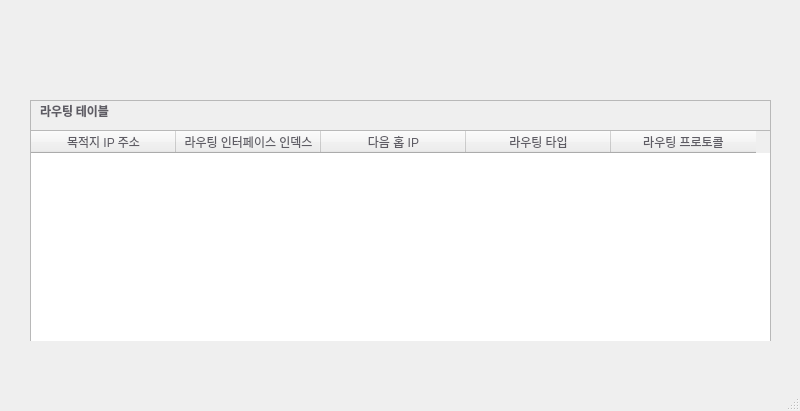
The window that routetablewindow.ui (gunwoopyo/network) describes before a commit, drawn with Qt 5.
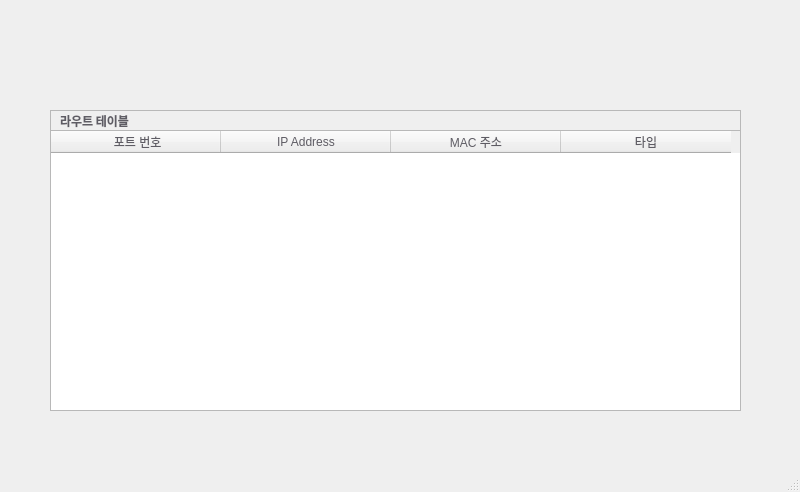
The same window after the commit.

Diff of the .ui file:
```diff
--- a/routetablewindow.ui
+++ b/routetablewindow.ui
@@ -7,14 +7,9 @@
     <x>0</x>
     <y>0</y>
     <width>800</width>
-    <height>411</height>
+    <height>492</height>
    </rect>
   </property>
-  <property name="font">
-   <font>
-    <pointsize>11</pointsize>
-   </font>
-  </property>
   <property name="windowTitle">
    <string>MainWindow</string>
   </property>
@@ -22,10 +17,10 @@
    <widget class="QFrame" name="routeFrame">
     <property name="geometry">
      <rect>
-      <x>30</x>
-      <y>100</y>
-      <width>741</width>
-      <height>241</height>
+      <x>50</x>
+      <y>110</y>
+      <width>691</width>
+      <height>301</height>
      </rect>
     </property>
     <property name="font">
@@ -40,13 +35,36 @@
     <property name="frameShadow">
      <enum>QFrame::Shadow::Raised</enum>
     </property>
-    <widget class="QTableWidget" name="routeTable">
+    <widget class="QLabel" name="routeTableText">
+     <property name="geometry">
+      <rect>
+       <x>10</x>
+       <y>0</y>
+       <width>101</width>
+       <height>21</height>
+      </rect>
+     </property>
+     <property name="font">
+      <font>
+       <family>Cantarell Extra Bold</family>
+       <pointsize>9</pointsize>
+       <bold>true</bold>
+      </font>
+     </property>
+     <property name="styleSheet">
+      <string notr="true">color:rgb(94, 92, 100);</string>
+     </property>
+     <property name="text">
+      <string>라우트 테이블</string>
+     </property>
+    </widget>
+    <widget class="QTableWidget" name="routeeTable">
      <property name="geometry">
       <rect>
        <x>0</x>
-       <y>30</y>
-       <width>741</width>
-       <height>221</height>
+       <y>20</y>
+       <width>691</width>
+       <height>281</height>
       </rect>
      </property>
      <property name="font">
@@ -75,7 +93,7 @@
       <enum>QAbstractItemView::SelectionBehavior::SelectRows</enum>
      </property>
      <attribute name="horizontalHeaderDefaultSectionSize">
-      <number>145</number>
+      <number>170</number>
      </attribute>
      <attribute name="verticalHeaderVisible">
       <bool>false</bool>
@@ -91,7 +109,7 @@
      </attribute>
      <column>
       <property name="text">
-       <string>목적지 IP 주소</string>
+       <string> 포트 번호</string>
       </property>
       <property name="font">
        <font>
@@ -101,7 +119,7 @@
      </column>
      <column>
       <property name="text">
-       <string>라우팅 인터페이스 인덱스</string>
+       <string>IP Address</string>
       </property>
       <property name="font">
        <font>
@@ -111,7 +129,7 @@
      </column>
      <column>
       <property name="text">
-       <string>다음 홉 IP</string>
+       <string>MAC 주소</string>
       </property>
       <property name="font">
        <font>
@@ -121,7 +139,7 @@
      </column>
      <column>
       <property name="text">
-       <string>라우팅 타입</string>
+       <string>타입</string>
       </property>
       <property name="font">
        <font>
@@ -129,39 +147,6 @@
        </font>
       </property>
      </column>
-     <column>
-      <property name="text">
-       <string>라우팅 프로토콜</string>
-      </property>
-      <property name="font">
-       <font>
-        <pointsize>9</pointsize>
-       </font>
-      </property>
-     </column>
-    </widget>
-    <widget class="QLabel" name="routeTableText">
-     <property name="geometry">
-      <rect>
-       <x>10</x>
-       <y>0</y>
-       <width>101</width>
-       <height>21</height>
-      </rect>
-     </property>
-     <property name="font">
-      <font>
-       <family>Cantarell Extra Bold</family>
-       <pointsize>9</pointsize>
-       <bold>true</bold>
-      </font>
-     </property>
-     <property name="styleSheet">
-      <string notr="true">color:rgb(94, 92, 100);</string>
-     </property>
-     <property name="text">
-      <string>라우팅 테이블</string>
-     </property>
     </widget>
    </widget>
   </widget>
```
Left out of the diff: 2 changed lines with no effect on the pictures.
